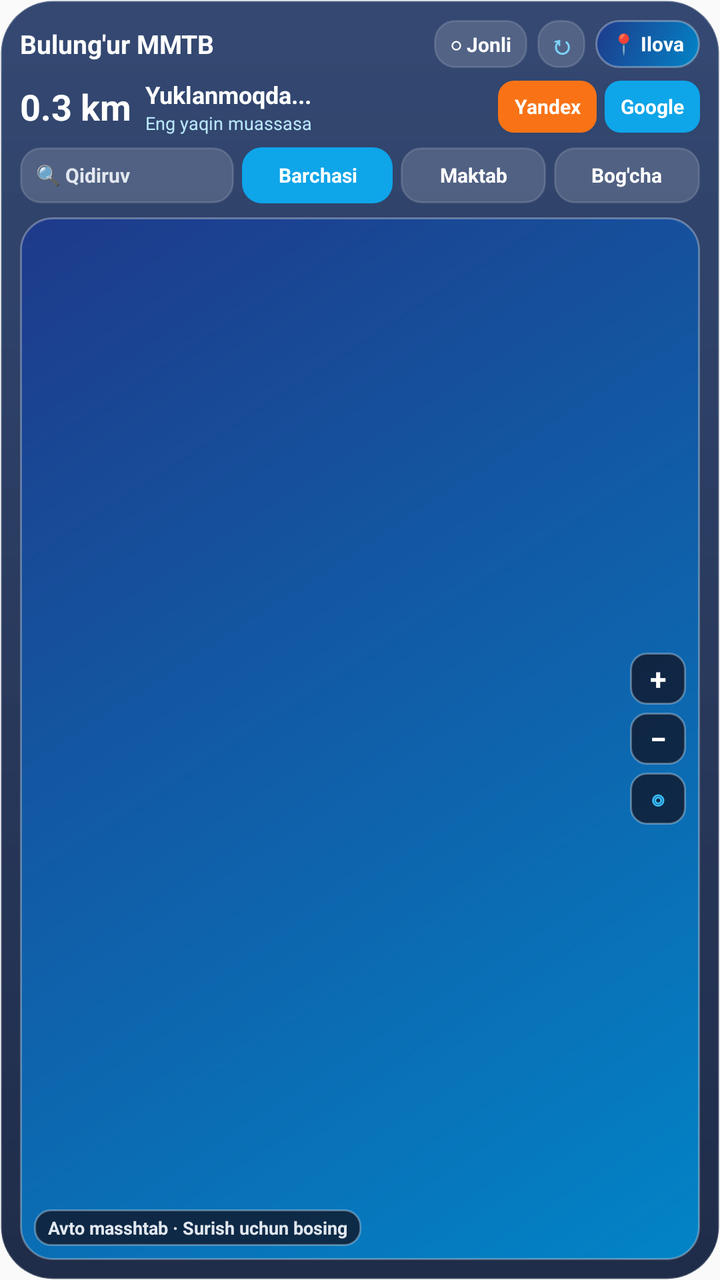
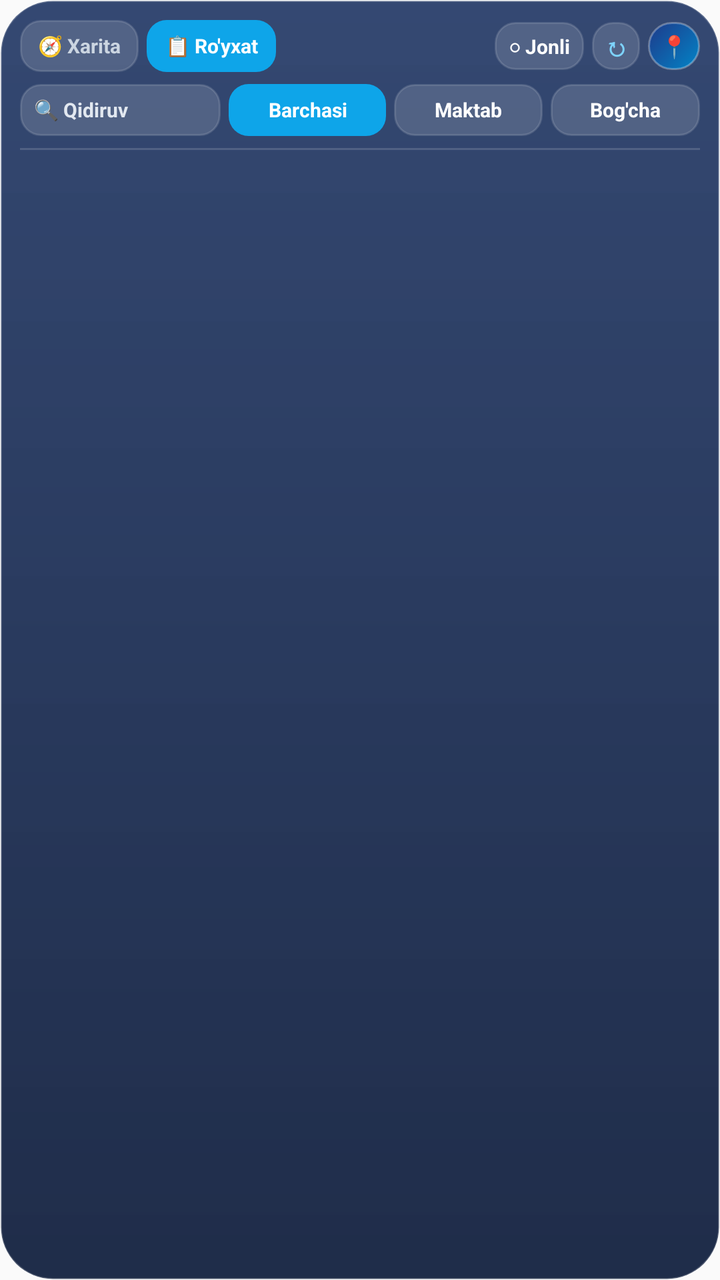

The first picture is an Android layout as it rendered before a commit; the second is the same layout after the commit. The layout source and the unified diff follow.
<!-- AndroidManifest.xml: application theme Theme.BulungurMMTB -->
<!-- res/layout/widget_mmtb_compact.xml -->
<?xml version="1.0" encoding="utf-8"?>
<LinearLayout xmlns:android="http://schemas.android.com/apk/res/android"
    android:layout_width="match_parent"
    android:layout_height="match_parent"
    android:background="@drawable/widget_bg"
    android:orientation="vertical"
    android:padding="10dp">

    
    <LinearLayout
        android:layout_width="match_parent"
        android:layout_height="wrap_content"
        android:gravity="center_vertical"
        android:orientation="horizontal">

        <TextView
            android:layout_width="0dp"
            android:layout_height="wrap_content"
            android:layout_weight="1"
            android:ellipsize="end"
            android:maxLines="1"
            android:text="@string/widget_title"
            android:textColor="#FFFFFF"
            android:textSize="13sp"
            android:textStyle="bold" />

        <TextView
            android:id="@+id/btn_toggle_live"
            android:layout_width="wrap_content"
            android:layout_height="24dp"
            android:background="@drawable/widget_pill_bg"
            android:gravity="center"
            android:paddingStart="8dp"
            android:paddingEnd="8dp"
            android:text="○ Jonli"
            android:textColor="#FFFFFF"
            android:textSize="10sp"
            android:textStyle="bold" />

        <TextView
            android:id="@+id/btn_refresh"
            android:layout_width="24dp"
            android:layout_height="24dp"
            android:layout_marginStart="5dp"
            android:background="@drawable/widget_pill_bg"
            android:gravity="center"
            android:text="↻"
            android:textColor="#7DD3FC"
            android:textSize="13sp"
            android:textStyle="bold" />

        <TextView
            android:id="@+id/card_open_map"
            android:layout_width="wrap_content"
            android:layout_height="24dp"
            android:layout_marginStart="5dp"
            android:background="@drawable/widget_map_card_bg"
            android:gravity="center"
            android:paddingStart="8dp"
            android:paddingEnd="8dp"
            android:text="📍 Ilova"
            android:textColor="#FFFFFF"
            android:textSize="10sp"
            android:textStyle="bold" />
    </LinearLayout>

    
    <LinearLayout
        android:layout_width="match_parent"
        android:layout_height="wrap_content"
        android:layout_marginTop="5dp"
        android:gravity="center_vertical"
        android:orientation="horizontal">

        <TextView
            android:id="@+id/tv_hero_dist"
            android:layout_width="wrap_content"
            android:layout_height="wrap_content"
            android:text="0.3 km"
            android:textColor="#FFFFFF"
            android:textSize="18sp"
            android:textStyle="bold" />

        <LinearLayout
            android:layout_width="0dp"
            android:layout_height="wrap_content"
            android:layout_marginStart="7dp"
            android:layout_marginEnd="6dp"
            android:layout_weight="1"
            android:orientation="vertical">

            <TextView
                android:id="@+id/tv_hero_name"
                android:layout_width="match_parent"
                android:layout_height="wrap_content"
                android:ellipsize="end"
                android:maxLines="1"
                android:text="Yuklanmoqda..."
                android:textColor="#FFFFFF"
                android:textSize="12sp"
                android:textStyle="bold" />

            <TextView
                android:id="@+id/tv_subtitle"
                android:layout_width="match_parent"
                android:layout_height="wrap_content"
                android:ellipsize="end"
                android:maxLines="1"
                android:text="Eng yaqin muassasa"
                android:textColor="#BAE6FD"
                android:textSize="9sp" />
        </LinearLayout>

        <TextView
            android:id="@+id/btn_hero_yandex"
            android:layout_width="wrap_content"
            android:layout_height="26dp"
            android:background="@drawable/widget_btn_yandex"
            android:gravity="center"
            android:paddingStart="8dp"
            android:paddingEnd="8dp"
            android:text="Yandex"
            android:textColor="#FFFFFF"
            android:textSize="10sp"
            android:textStyle="bold" />

        <TextView
            android:id="@+id/btn_hero_google"
            android:layout_width="wrap_content"
            android:layout_height="26dp"
            android:layout_marginStart="4dp"
            android:background="@drawable/widget_btn_google"
            android:gravity="center"
            android:paddingStart="8dp"
            android:paddingEnd="8dp"
            android:text="Google"
            android:textColor="#FFFFFF"
            android:textSize="10sp"
            android:textStyle="bold" />
    </LinearLayout>

    
    <LinearLayout
        android:layout_width="match_parent"
        android:layout_height="wrap_content"
        android:layout_marginTop="6dp"
        android:gravity="center_vertical"
        android:orientation="horizontal">

        <TextView
            android:id="@+id/btn_quick_search"
            android:layout_width="0dp"
            android:layout_height="28dp"
            android:layout_weight="1.25"
            android:background="@drawable/widget_pill_bg"
            android:ellipsize="end"
            android:gravity="center_vertical"
            android:maxLines="1"
            android:paddingStart="8dp"
            android:paddingEnd="6dp"
            android:text="🔍 Qidiruv"
            android:textColor="#E2E8F0"
            android:textSize="10sp"
            android:textStyle="bold" />

        <TextView
            android:id="@+id/btn_filter_all"
            android:layout_width="0dp"
            android:layout_height="28dp"
            android:layout_marginStart="4dp"
            android:layout_weight="0.88"
            android:background="@drawable/widget_pill_active"
            android:gravity="center"
            android:maxLines="1"
            android:text="Barchasi"
            android:textColor="#FFFFFF"
            android:textSize="10sp"
            android:textStyle="bold" />

        <TextView
            android:id="@+id/btn_filter_maktab"
            android:layout_width="0dp"
            android:layout_height="28dp"
            android:layout_marginStart="4dp"
            android:layout_weight="0.85"
            android:background="@drawable/widget_pill_bg"
            android:gravity="center"
            android:maxLines="1"
            android:text="Maktab"
            android:textColor="#FFFFFF"
            android:textSize="10sp"
            android:textStyle="bold" />

        <TextView
            android:id="@+id/btn_filter_dmtt"
            android:layout_width="0dp"
            android:layout_height="28dp"
            android:layout_marginStart="4dp"
            android:layout_weight="0.85"
            android:background="@drawable/widget_pill_bg"
            android:gravity="center"
            android:maxLines="1"
            android:text="Bog&apos;cha"
            android:textColor="#FFFFFF"
            android:textSize="10sp"
            android:textStyle="bold" />
    </LinearLayout>

    
    <RelativeLayout
        android:id="@+id/rl_widget_map_box"
        android:layout_width="match_parent"
        android:layout_height="0dp"
        android:layout_marginTop="7dp"
        android:layout_weight="1"
        android:background="@drawable/widget_map_card_bg"
        android:padding="1dp">

        <ImageView
            android:id="@+id/iv_widget_map"
            android:layout_width="match_parent"
            android:layout_height="match_parent"
            android:contentDescription="Yaqin muassasaga marshrut xaritasi"
            android:scaleType="centerCrop" />

        
        <TextView
            android:id="@+id/tv_map_badge"
            android:layout_width="wrap_content"
            android:layout_height="wrap_content"
            android:layout_alignParentStart="true"
            android:layout_alignParentBottom="true"
            android:layout_margin="6dp"
            android:background="@drawable/widget_map_ctrl_bg"
            android:ellipsize="end"
            android:maxLines="1"
            android:paddingStart="7dp"
            android:paddingTop="3dp"
            android:paddingEnd="7dp"
            android:paddingBottom="3dp"
            android:text="Avto masshtab · Surish uchun bosing"
            android:textColor="#E2E8F0"
            android:textSize="9sp"
            android:textStyle="bold" />

        
        <LinearLayout
            android:layout_width="wrap_content"
            android:layout_height="wrap_content"
            android:layout_alignParentEnd="true"
            android:layout_centerVertical="true"
            android:layout_marginEnd="6dp"
            android:orientation="vertical">

            <TextView
                android:id="@+id/btn_map_zoom_in"
                android:layout_width="28dp"
                android:layout_height="26dp"
                android:background="@drawable/widget_map_ctrl_bg"
                android:gravity="center"
                android:text="+"
                android:textColor="#FFFFFF"
                android:textSize="15sp"
                android:textStyle="bold" />

            <TextView
                android:id="@+id/btn_map_zoom_out"
                android:layout_width="28dp"
                android:layout_height="26dp"
                android:layout_marginTop="4dp"
                android:background="@drawable/widget_map_ctrl_bg"
                android:gravity="center"
                android:text="−"
                android:textColor="#FFFFFF"
                android:textSize="15sp"
                android:textStyle="bold" />

            <TextView
                android:id="@+id/btn_map_zoom_auto"
                android:layout_width="28dp"
                android:layout_height="26dp"
                android:layout_marginTop="4dp"
                android:background="@drawable/widget_map_ctrl_bg"
                android:gravity="center"
                android:text="◎"
                android:textColor="#38BDF8"
                android:textSize="13sp"
                android:textStyle="bold" />
        </LinearLayout>
    </RelativeLayout>

</LinearLayout>
<!-- resources referenced by this layout -->
<resources>
  <!-- drawable widget_bg (drawable) -->
  <?xml version="1.0" encoding="utf-8"?>
  <shape xmlns:android="http://schemas.android.com/apk/res/android"
      android:shape="rectangle">
      <gradient
          android:angle="270"
          android:startColor="#EB233966"
          android:centerColor="#F01C2E54"
          android:endColor="#F5162442" />
      <corners android:radius="26dp" />
      <stroke
          android:width="1dp"
          android:color="#33FFFFFF" />
  </shape>
  <!-- drawable widget_btn_google (drawable) -->
  <?xml version="1.0" encoding="utf-8"?>
  <shape xmlns:android="http://schemas.android.com/apk/res/android"
      android:shape="rectangle">
      <solid android:color="#0EA5E9" />
      <corners android:radius="8dp" />
  </shape>
  <!-- drawable widget_btn_yandex (drawable) -->
  <?xml version="1.0" encoding="utf-8"?>
  <shape xmlns:android="http://schemas.android.com/apk/res/android"
      android:shape="rectangle">
      <solid android:color="#F97316" />
      <corners android:radius="8dp" />
  </shape>
  <!-- drawable widget_map_card_bg (drawable) -->
  <?xml version="1.0" encoding="utf-8"?>
  <shape xmlns:android="http://schemas.android.com/apk/res/android"
      android:shape="rectangle">
      <gradient
          android:angle="135"
          android:startColor="#FF0284C7"
          android:endColor="#FF1E3A8A" />
      <corners android:radius="16dp" />
      <stroke
          android:width="1dp"
          android:color="#4DFFFFFF" />
  </shape>
  <!-- drawable widget_map_ctrl_bg (drawable) -->
  <?xml version="1.0" encoding="utf-8"?>
  <shape xmlns:android="http://schemas.android.com/apk/res/android"
      android:shape="rectangle">
      <solid android:color="#CC0F172A" />
      <stroke
          android:width="1dp"
          android:color="#4DFFFFFF" />
      <corners android:radius="8dp" />
  </shape>
  <!-- drawable widget_pill_active (drawable) -->
  <?xml version="1.0" encoding="utf-8"?>
  <shape xmlns:android="http://schemas.android.com/apk/res/android"
      android:shape="rectangle">
      <solid android:color="#0EA5E9" />
      <corners android:radius="10dp" />
  </shape>
  <!-- drawable widget_pill_bg (drawable) -->
  <?xml version="1.0" encoding="utf-8"?>
  <shape xmlns:android="http://schemas.android.com/apk/res/android"
      android:shape="rectangle">
      <solid android:color="#26FFFFFF" />
      <corners android:radius="10dp" />
      <stroke
          android:width="1dp"
          android:color="#22FFFFFF" />
  </shape>
  <string name="widget_title">Bulung\'ur MMTB</string>
  <style name="Theme.BulungurMMTB" parent="Theme.AppCompat.DayNight.NoActionBar">
          <item name="android:statusBarColor">#0284C7</item>
          <item name="android:navigationBarColor">#0F172A</item>
      </style>
</resources>

<!-- the commit's change to res/layout/widget_mmtb_compact.xml (unified diff, before → after) -->
@@ -14,15 +14,36 @@
         android:orientation="horizontal">
 
         <TextView
+            android:id="@+id/btn_tab_map"
+            android:layout_width="wrap_content"
+            android:layout_height="26dp"
+            android:background="@drawable/widget_pill_bg"
+            android:gravity="center"
+            android:paddingStart="9dp"
+            android:paddingEnd="9dp"
+            android:text="🧭 Xarita"
+            android:textColor="#CBD5E1"
+            android:textSize="10sp"
+            android:textStyle="bold" />
+
+        <TextView
+            android:id="@+id/btn_tab_list"
+            android:layout_width="wrap_content"
+            android:layout_height="26dp"
+            android:layout_marginStart="4dp"
+            android:background="@drawable/widget_pill_active"
+            android:gravity="center"
+            android:paddingStart="9dp"
+            android:paddingEnd="9dp"
+            android:text="📋 Ro&apos;yxat"
+            android:textColor="#FFFFFF"
+            android:textSize="10sp"
+            android:textStyle="bold" />
+
+        <TextView
             android:layout_width="0dp"
-            android:layout_height="wrap_content"
-            android:layout_weight="1"
-            android:ellipsize="end"
-            android:maxLines="1"
-            android:text="@string/widget_title"
-            android:textColor="#FFFFFF"
-            android:textSize="13sp"
-            android:textStyle="bold" />
+            android:layout_height="1dp"
+            android:layout_weight="1" />
 
         <TextView
             android:id="@+id/btn_toggle_live"
@@ -30,8 +51,8 @@
             android:layout_height="24dp"
             android:background="@drawable/widget_pill_bg"
             android:gravity="center"
-            android:paddingStart="8dp"
-            android:paddingEnd="8dp"
+            android:paddingStart="7dp"
+            android:paddingEnd="7dp"
             android:text="○ Jonli"
             android:textColor="#FFFFFF"
             android:textSize="10sp"
@@ -41,7 +62,7 @@
             android:id="@+id/btn_refresh"
             android:layout_width="24dp"
             android:layout_height="24dp"
-            android:layout_marginStart="5dp"
+            android:layout_marginStart="4dp"
             android:background="@drawable/widget_pill_bg"
             android:gravity="center"
             android:text="↻"
@@ -51,91 +72,14 @@
 
         <TextView
             android:id="@+id/card_open_map"
-            android:layout_width="wrap_content"
+            android:layout_width="26dp"
             android:layout_height="24dp"
-            android:layout_marginStart="5dp"
+            android:layout_marginStart="4dp"
             android:background="@drawable/widget_map_card_bg"
             android:gravity="center"
-            android:paddingStart="8dp"
-            android:paddingEnd="8dp"
-            android:text="📍 Ilova"
+            android:text="📍"
             android:textColor="#FFFFFF"
-            android:textSize="10sp"
-            android:textStyle="bold" />
-    </LinearLayout>
-
-    
-    <LinearLayout
-        android:layout_width="match_parent"
-        android:layout_height="wrap_content"
-        android:layout_marginTop="5dp"
-        android:gravity="center_vertical"
-        android:orientation="horizontal">
-
-        <TextView
-            android:id="@+id/tv_hero_dist"
-            android:layout_width="wrap_content"
-            android:layout_height="wrap_content"
-            android:text="0.3 km"
-            android:textColor="#FFFFFF"
-            android:textSize="18sp"
-            android:textStyle="bold" />
-
-        <LinearLayout
-            android:layout_width="0dp"
-            android:layout_height="wrap_content"
-            android:layout_marginStart="7dp"
-            android:layout_marginEnd="6dp"
-            android:layout_weight="1"
-            android:orientation="vertical">
-
-            <TextView
-                android:id="@+id/tv_hero_name"
-                android:layout_width="match_parent"
-                android:layout_height="wrap_content"
-                android:ellipsize="end"
-                android:maxLines="1"
-                android:text="Yuklanmoqda..."
-                android:textColor="#FFFFFF"
-                android:textSize="12sp"
-                android:textStyle="bold" />
-
-            <TextView
-                android:id="@+id/tv_subtitle"
-                android:layout_width="match_parent"
-                android:layout_height="wrap_content"
-                android:ellipsize="end"
-                android:maxLines="1"
-                android:text="Eng yaqin muassasa"
-                android:textColor="#BAE6FD"
-                android:textSize="9sp" />
-        </LinearLayout>
-
-        <TextView
-            android:id="@+id/btn_hero_yandex"
-            android:layout_width="wrap_content"
-            android:layout_height="26dp"
-            android:background="@drawable/widget_btn_yandex"
-            android:gravity="center"
-            android:paddingStart="8dp"
-            android:paddingEnd="8dp"
-            android:text="Yandex"
-            android:textColor="#FFFFFF"
-            android:textSize="10sp"
-            android:textStyle="bold" />
-
-        <TextView
-            android:id="@+id/btn_hero_google"
-            android:layout_width="wrap_content"
-            android:layout_height="26dp"
-            android:layout_marginStart="4dp"
-            android:background="@drawable/widget_btn_google"
-            android:gravity="center"
-            android:paddingStart="8dp"
-            android:paddingEnd="8dp"
-            android:text="Google"
-            android:textColor="#FFFFFF"
-            android:textSize="10sp"
+            android:textSize="11sp"
             android:textStyle="bold" />
     </LinearLayout>
 
@@ -150,14 +94,14 @@
         <TextView
             android:id="@+id/btn_quick_search"
             android:layout_width="0dp"
-            android:layout_height="28dp"
-            android:layout_weight="1.25"
+            android:layout_height="26dp"
+            android:layout_weight="1.15"
             android:background="@drawable/widget_pill_bg"
             android:ellipsize="end"
             android:gravity="center_vertical"
             android:maxLines="1"
-            android:paddingStart="8dp"
-            android:paddingEnd="6dp"
+            android:paddingStart="7dp"
+            android:paddingEnd="5dp"
             android:text="🔍 Qidiruv"
             android:textColor="#E2E8F0"
             android:textSize="10sp"
@@ -166,9 +110,9 @@
         <TextView
             android:id="@+id/btn_filter_all"
             android:layout_width="0dp"
-            android:layout_height="28dp"
+            android:layout_height="26dp"
             android:layout_marginStart="4dp"
-            android:layout_weight="0.88"
+            android:layout_weight="0.9"
             android:background="@drawable/widget_pill_active"
             android:gravity="center"
             android:maxLines="1"
@@ -180,7 +124,7 @@
         <TextView
             android:id="@+id/btn_filter_maktab"
             android:layout_width="0dp"
-            android:layout_height="28dp"
+            android:layout_height="26dp"
             android:layout_marginStart="4dp"
             android:layout_weight="0.85"
             android:background="@drawable/widget_pill_bg"
@@ -194,7 +138,7 @@
         <TextView
             android:id="@+id/btn_filter_dmtt"
             android:layout_width="0dp"
-            android:layout_height="28dp"
+            android:layout_height="26dp"
             android:layout_marginStart="4dp"
             android:layout_weight="0.85"
             android:background="@drawable/widget_pill_bg"
@@ -207,86 +151,33 @@
     </LinearLayout>
 
     
-    <RelativeLayout
-        android:id="@+id/rl_widget_map_box"
+    <ImageView
+        android:layout_width="match_parent"
+        android:layout_height="1dp"
+        android:layout_marginTop="6dp"
+        android:background="#26FFFFFF"
+        android:contentDescription="@null" />
+
+    
+    <ListView
+        android:id="@+id/lv_widget_locations"
         android:layout_width="match_parent"
         android:layout_height="0dp"
-        android:layout_marginTop="7dp"
+        android:layout_marginTop="2dp"
         android:layout_weight="1"
-        android:background="@drawable/widget_map_card_bg"
-        android:padding="1dp">
+        android:divider="#1AFFFFFF"
+        android:dividerHeight="1dp"
+        android:scrollbars="none" />
 
-        <ImageView
-            android:id="@+id/iv_widget_map"
-            android:layout_width="match_parent"
-            android:layout_height="match_parent"
-            android:contentDescription="Yaqin muassasaga marshrut xaritasi"
-            android:scaleType="centerCrop" />
-
-        
-        <TextView
-            android:id="@+id/tv_map_badge"
-            android:layout_width="wrap_content"
-            android:layout_height="wrap_content"
-            android:layout_alignParentStart="true"
-            android:layout_alignParentBottom="true"
-            android:layout_margin="6dp"
-            android:background="@drawable/widget_map_ctrl_bg"
-            android:ellipsize="end"
-            android:maxLines="1"
-            android:paddingStart="7dp"
-            android:paddingTop="3dp"
-            android:paddingEnd="7dp"
-            android:paddingBottom="3dp"
-            android:text="Avto masshtab · Surish uchun bosing"
-            android:textColor="#E2E8F0"
-            android:textSize="9sp"
-            android:textStyle="bold" />
-
-        
-        <LinearLayout
-            android:layout_width="wrap_content"
-            android:layout_height="wrap_content"
-            android:layout_alignParentEnd="true"
-            android:layout_centerVertical="true"
-            android:layout_marginEnd="6dp"
-            android:orientation="vertical">
-
-            <TextView
-                android:id="@+id/btn_map_zoom_in"
-                android:layout_width="28dp"
-                android:layout_height="26dp"
-                android:background="@drawable/widget_map_ctrl_bg"
-                android:gravity="center"
-                android:text="+"
-                android:textColor="#FFFFFF"
-                android:textSize="15sp"
-                android:textStyle="bold" />
-
-            <TextView
-                android:id="@+id/btn_map_zoom_out"
-                android:layout_width="28dp"
-                android:layout_height="26dp"
-                android:layout_marginTop="4dp"
-                android:background="@drawable/widget_map_ctrl_bg"
-                android:gravity="center"
-                android:text="−"
-                android:textColor="#FFFFFF"
-                android:textSize="15sp"
-                android:textStyle="bold" />
-
-            <TextView
-                android:id="@+id/btn_map_zoom_auto"
-                android:layout_width="28dp"
-                android:layout_height="26dp"
-                android:layout_marginTop="4dp"
-                android:background="@drawable/widget_map_ctrl_bg"
-                android:gravity="center"
-                android:text="◎"
-                android:textColor="#38BDF8"
-                android:textSize="13sp"
-                android:textStyle="bold" />
-        </LinearLayout>
-    </RelativeLayout>
+    <TextView
+        android:id="@+id/tv_widget_empty"
+        android:layout_width="match_parent"
+        android:layout_height="0dp"
+        android:layout_weight="1"
+        android:gravity="center"
+        android:text="Yuklanmoqda..."
+        android:textColor="#CBD5E1"
+        android:textSize="12sp"
+        android:visibility="gone" />
 
 </LinearLayout>
<!-- resource entries referenced after the edit -->
@@ -14,20 +14,6 @@
           android:width="1dp"
           android:color="#33FFFFFF" />
   </shape>
-  <!-- drawable widget_btn_google (drawable) -->
-  <?xml version="1.0" encoding="utf-8"?>
-  <shape xmlns:android="http://schemas.android.com/apk/res/android"
-      android:shape="rectangle">
-      <solid android:color="#0EA5E9" />
-      <corners android:radius="8dp" />
-  </shape>
-  <!-- drawable widget_btn_yandex (drawable) -->
-  <?xml version="1.0" encoding="utf-8"?>
-  <shape xmlns:android="http://schemas.android.com/apk/res/android"
-      android:shape="rectangle">
-      <solid android:color="#F97316" />
-      <corners android:radius="8dp" />
-  </shape>
   <!-- drawable widget_map_card_bg (drawable) -->
   <?xml version="1.0" encoding="utf-8"?>
   <shape xmlns:android="http://schemas.android.com/apk/res/android"
@@ -40,16 +26,6 @@
       <stroke
           android:width="1dp"
           android:color="#4DFFFFFF" />
-  </shape>
-  <!-- drawable widget_map_ctrl_bg (drawable) -->
-  <?xml version="1.0" encoding="utf-8"?>
-  <shape xmlns:android="http://schemas.android.com/apk/res/android"
-      android:shape="rectangle">
-      <solid android:color="#CC0F172A" />
-      <stroke
-          android:width="1dp"
-          android:color="#4DFFFFFF" />
-      <corners android:radius="8dp" />
   </shape>
   <!-- drawable widget_pill_active (drawable) -->
   <?xml version="1.0" encoding="utf-8"?>
@@ -68,7 +44,6 @@
           android:width="1dp"
           android:color="#22FFFFFF" />
   </shape>
-  <string name="widget_title">Bulung\'ur MMTB</string>
   <style name="Theme.BulungurMMTB" parent="Theme.AppCompat.DayNight.NoActionBar">
           <item name="android:statusBarColor">#0284C7</item>
           <item name="android:navigationBarColor">#0F172A</item>
